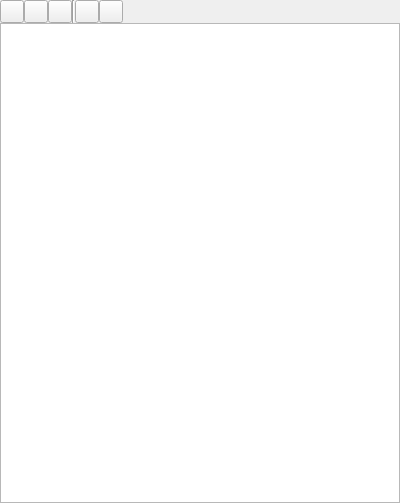
Qt form src/playlist/playlistlistcontainer.ui (clementine-player/Clementine) before a commit.
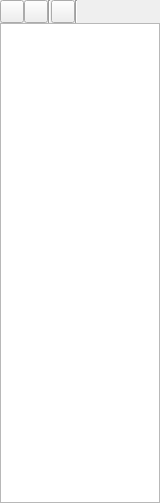
The same form after that commit. Custom widgets are drawn as their Qt base class.

Commit message: Add save action from playlistlist tab, so we can save favorite playlists without opening them. Remove unnecessary/duplicate actions from playlistlist tab.

Diff of the .ui file:
```diff
--- a/src/playlist/playlistlistcontainer.ui
+++ b/src/playlist/playlistlistcontainer.ui
@@ -6,10 +6,16 @@
    <rect>
     <x>0</x>
     <y>0</y>
-    <width>400</width>
+    <width>160</width>
     <height>503</height>
    </rect>
   </property>
+  <property name="sizePolicy">
+   <sizepolicy hsizetype="Ignored" vsizetype="Preferred">
+    <horstretch>0</horstretch>
+    <verstretch>0</verstretch>
+   </sizepolicy>
+  </property>
   <property name="windowTitle">
    <string>Form</string>
   </property>
@@ -22,6 +28,12 @@
    </property>
    <item>
     <widget class="QWidget" name="widget" native="true">
+     <property name="sizePolicy">
+      <sizepolicy hsizetype="Ignored" vsizetype="Preferred">
+       <horstretch>0</horstretch>
+       <verstretch>0</verstretch>
+      </sizepolicy>
+     </property>
      <layout class="QHBoxLayout" name="horizontalLayout">
       <property name="spacing">
        <number>0</number>
@@ -36,9 +48,6 @@
         </property>
        </widget>
       </item>
-      <item>
-       <widget class="QToolButton" name="new_playlist"/>
-      </item>
       <item>
        <widget class="QToolButton" name="remove">
         <property name="toolTip">
@@ -53,12 +62,16 @@
         </property>
        </widget>
       </item>
-      <item>
-       <widget class="QToolButton" name="load_playlist"/>
-      </item>
       <item>
        <widget class="QToolButton" name="save_playlist"/>
       </item>
+      <item>
+       <widget class="Line" name="line_2">
+        <property name="orientation">
+         <enum>Qt::Vertical</enum>
+        </property>
+       </widget>
+      </item>
       <item>
        <spacer name="horizontalSpacer">
         <property name="orientation">
@@ -66,7 +79,7 @@
         </property>
         <property name="sizeHint" stdset="0">
          <size>
-          <width>319</width>
+          <width>70</width>
           <height>20</height>
          </size>
         </property>
@@ -77,6 +90,12 @@
    </item>
    <item>
     <widget class="AutoExpandingTreeView" name="tree">
+     <property name="sizePolicy">
+      <sizepolicy hsizetype="Ignored" vsizetype="Expanding">
+       <horstretch>0</horstretch>
+       <verstretch>0</verstretch>
+      </sizepolicy>
+     </property>
      <property name="acceptDrops">
       <bool>true</bool>
      </property>
```
The commit also changes 8 other files.
